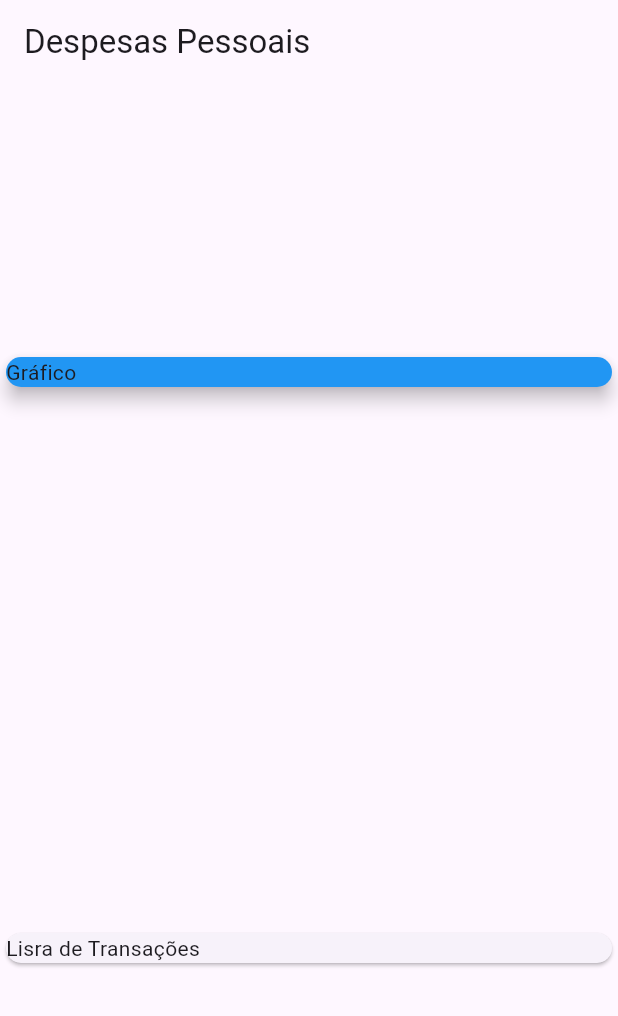
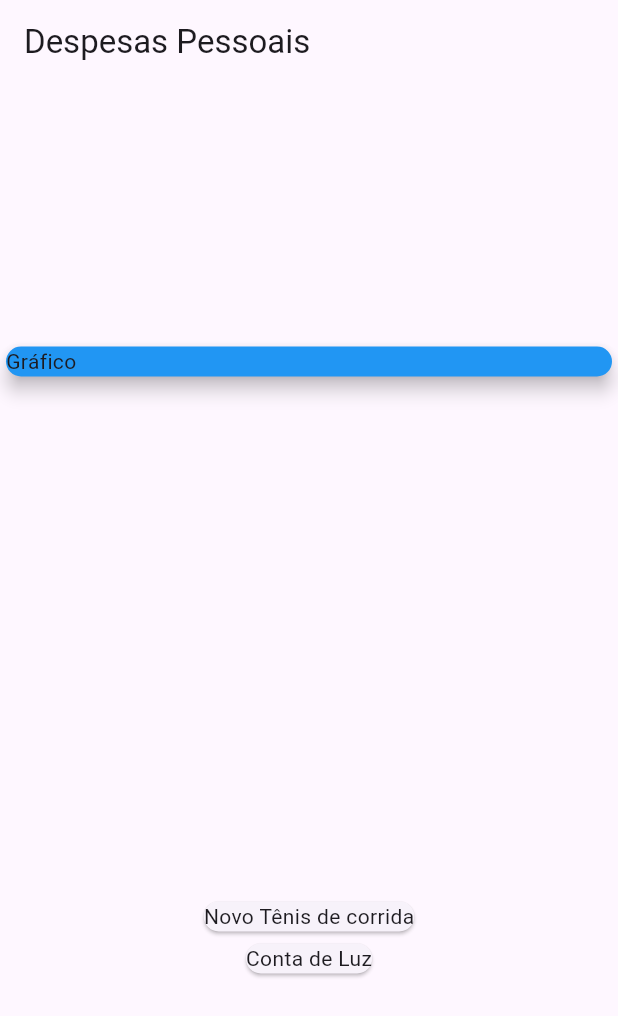
Before and after one commit to jeffersonf-alves/expenses, a Flutter app: the screen it shows after launch, on a phone screen of 412 x 824 dp. Shown: the top 1016 px of the screen. Run offline on Flutter 3.47's test engine with Material 3 defaults, Android fonts, the phone set to English and light mode, and no system bars.

Commit message:
Inicio projeto

```diff
--- a/lib/main.dart
+++ b/lib/main.dart
@@ -52,8 +52,12 @@ class MyHomePage extends StatelessWidget {
                     child: Text('Gráfico')
                 )
               ),
-              Card(
-                child: Text('Lisra de Transações'),
+              Column(
+                children: _transactions.map((tr) {
+                  return Card(
+                      child: Text(tr.title),
+                  );
+                }).toList(),
               )
           ],
         )
```
